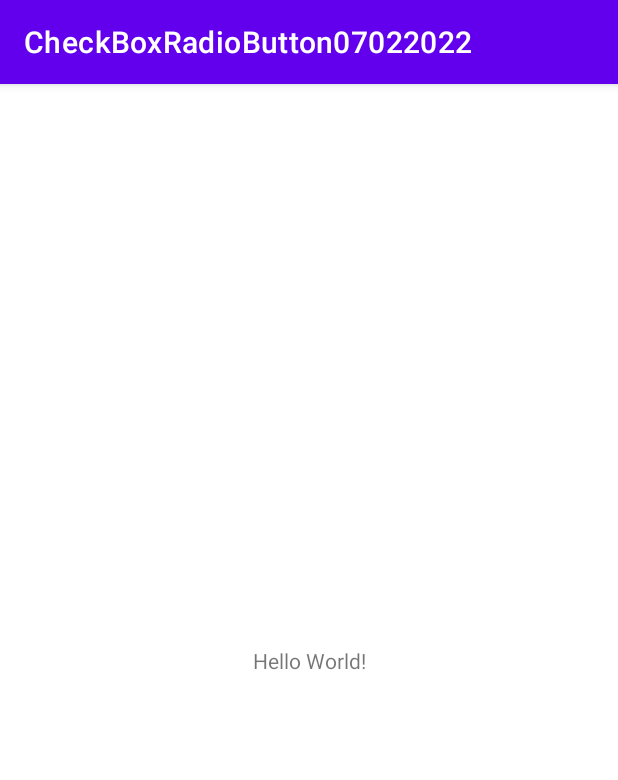
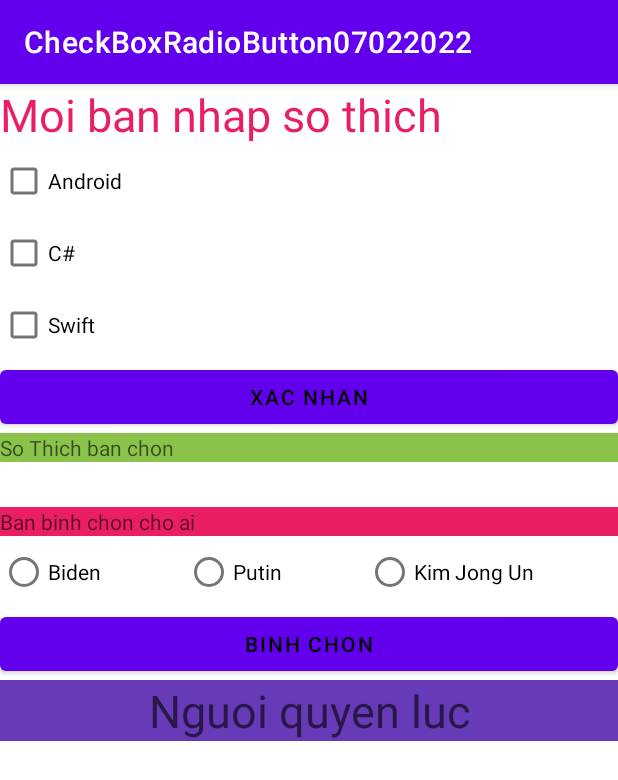
Before and after one commit to 21424070-vinhapp/CheckBoxRadioButton07022022, an Android app: the screen it shows after launch (MainActivity), on a phone screen of 412 x 824 dp. Shown: the top 780 px of the screen. Run offline under Robolectric (Android 15) with nearby library versions, the phone set to English and light mode, and no system bars.

Commit message:
checkBox and radioButton

```diff
--- a/app/src/main/java/com/example/checkboxradiobutton07022022/MainActivity.java
+++ b/app/src/main/java/com/example/checkboxradiobutton07022022/MainActivity.java
@@ -3,12 +3,73 @@
 import androidx.appcompat.app.AppCompatActivity;
 
 import android.os.Bundle;
+import android.view.View;
+import android.widget.Button;
+import android.widget.CheckBox;
+import android.widget.RadioButton;
+import android.widget.TextView;
 
-public class MainActivity extends AppCompatActivity {
-
+ public class MainActivity extends AppCompatActivity {
+    CheckBox mChkCSharp, mChkAndroid, mChkSwift;
+    Button mBtnXacNhan,mBtnBinhChon;
+    TextView mTxtSoThich,mTxtQuyenLuc;
+    RadioButton mRadBiden,mRadPutin,mRadKimJongUn;
     @Override
     protected void onCreate(Bundle savedInstanceState) {
         super.onCreate(savedInstanceState);
         setContentView(R.layout.activity_main);
+
+        //CheckBox
+        mChkAndroid=findViewById(R.id.chkAndroid);
+        mChkCSharp=findViewById(R.id.chkCSharp);
+        mChkSwift=findViewById(R.id.chkSwift);
+        mBtnXacNhan=findViewById(R.id.btnXacNhan);
+        mTxtSoThich=findViewById(R.id.txtSoThich);
+        //RadioButton
+        mRadBiden=findViewById(R.id.radBiden);
+        mRadPutin=findViewById(R.id.radPutin);
+        mRadKimJongUn=findViewById(R.id.radKimJongUn);
+        mTxtQuyenLuc=findViewById(R.id.txtQuyenLuc);
+        mBtnBinhChon=findViewById(R.id.btnBinhChon);
+
+        mBtnXacNhan.setOnClickListener(new View.OnClickListener() {
+            @Override
+            public void onClick(View v) {
+                String msg="";
+
+                if(mChkAndroid.isChecked())
+                {
+                    msg+=mChkAndroid.getText().toString()+"\n";
+                }
+                if(mChkCSharp.isChecked())
+                {
+                    msg+=mChkCSharp.getText().toString()+"\n";
+                }
+                if(mChkSwift.isChecked())
+                {
+                    msg+=mChkSwift.getText().toString()+"\n";
+                }
+
+                mTxtSoThich.setText(msg);
+            }
+        });
+
+        mBtnBinhChon.setOnClickListener(new View.OnClickListener() {
+            @Override
+            public void onClick(View v) {
+                if(mRadBiden.isChecked())
+                {
+                    mTxtQuyenLuc.setText(mRadBiden.getText());
+                }
+                else if(mRadPutin.isChecked())
+                {
+                    mTxtQuyenLuc.setText(mRadPutin.getText());
+                }
+                else if(mRadKimJongUn.isChecked())
+                {
+                    mTxtQuyenLuc.setText(mRadKimJongUn.getText());
+                }
+            }
+        });
     }
 }
--- a/app/src/main/res/layout/activity_main.xml
+++ b/app/src/main/res/layout/activity_main.xml
@@ -1,18 +1,104 @@
 <?xml version="1.0" encoding="utf-8"?>
-<androidx.constraintlayout.widget.ConstraintLayout xmlns:android="http://schemas.android.com/apk/res/android"
+<LinearLayout xmlns:android="http://schemas.android.com/apk/res/android"
     xmlns:app="http://schemas.android.com/apk/res-auto"
     xmlns:tools="http://schemas.android.com/tools"
     android:layout_width="match_parent"
     android:layout_height="match_parent"
-    tools:context=".MainActivity">
+    tools:context=".MainActivity"
+    android:orientation="vertical">
+
 
     <TextView
-        android:layout_width="wrap_content"
+        android:id="@+id/txtXinMoi"
+        android:layout_width="match_parent"
         android:layout_height="wrap_content"
-        android:text="Hello World!"
-        app:layout_constraintBottom_toBottomOf="parent"
-        app:layout_constraintLeft_toLeftOf="parent"
-        app:layout_constraintRight_toRightOf="parent"
-        app:layout_constraintTop_toTopOf="parent" />
+        android:text="Moi ban nhap so thich"
+        android:textSize="30sp"
+        android:textColor="#E91E63"/>
 
-</androidx.constraintlayout.widget.ConstraintLayout>
+    <CheckBox
+        android:id="@+id/chkAndroid"
+        android:layout_width="match_parent"
+        android:layout_height="wrap_content"
+        android:text="Android" />
+
+    <CheckBox
+        android:id="@+id/chkCSharp"
+        android:layout_width="match_parent"
+        android:layout_height="wrap_content"
+        android:text="C#" />
+
+    <CheckBox
+        android:id="@+id/chkSwift"
+        android:layout_width="match_parent"
+        android:layout_height="wrap_content"
+        android:text="Swift" />
+
+    <Button
+        android:id="@+id/btnXacNhan"
+        android:layout_width="match_parent"
+        android:layout_height="wrap_content"
+        android:text="Xac Nhan"
+        android:textColor="@color/black"/>
+
+    <TextView
+        android:id="@+id/txtSoThich"
+        android:layout_width="match_parent"
+        android:layout_height="wrap_content"
+        android:hint="So Thich ban chon"
+        android:background="#8BC34A"
+        android:textColor="@color/white"/>
+
+    <TextView
+        android:id="@+id/txtBinhChon"
+        android:layout_marginTop="30dp"
+        android:layout_width="match_parent"
+        android:layout_height="wrap_content"
+        android:hint="Ban binh chon cho ai"
+        android:background="#E91E63"
+        android:textColor="@color/white"/>
+
+    <RadioGroup
+        android:layout_width="match_parent"
+        android:layout_height="wrap_content"
+        android:orientation="horizontal">
+
+        <RadioButton
+            android:id="@+id/radBiden"
+            android:layout_width="wrap_content"
+            android:layout_height="wrap_content"
+            android:text="Biden"
+            android:layout_weight="1"/>
+
+        <RadioButton
+            android:id="@+id/radPutin"
+            android:layout_width="wrap_content"
+            android:layout_height="wrap_content"
+            android:text="Putin"
+            android:layout_weight="1"/>
+
+        <RadioButton
+            android:id="@+id/radKimJongUn"
+            android:layout_width="wrap_content"
+            android:layout_height="wrap_content"
+            android:text="Kim Jong Un"
+            android:layout_weight="1"/>
+    </RadioGroup>
+
+    <Button
+        android:id="@+id/btnBinhChon"
+        android:layout_width="match_parent"
+        android:layout_height="wrap_content"
+        android:text="Binh chon"
+        android:textColor="@color/black"/>
+
+    <TextView
+        android:id="@+id/txtQuyenLuc"
+        android:layout_width="match_parent"
+        android:layout_height="wrap_content"
+        android:textSize="30sp"
+        android:hint="Nguoi quyen luc"
+        android:background="#673AB7"
+        android:textColor="@color/white"
+        android:gravity="center"/>
+</LinearLayout>
```
